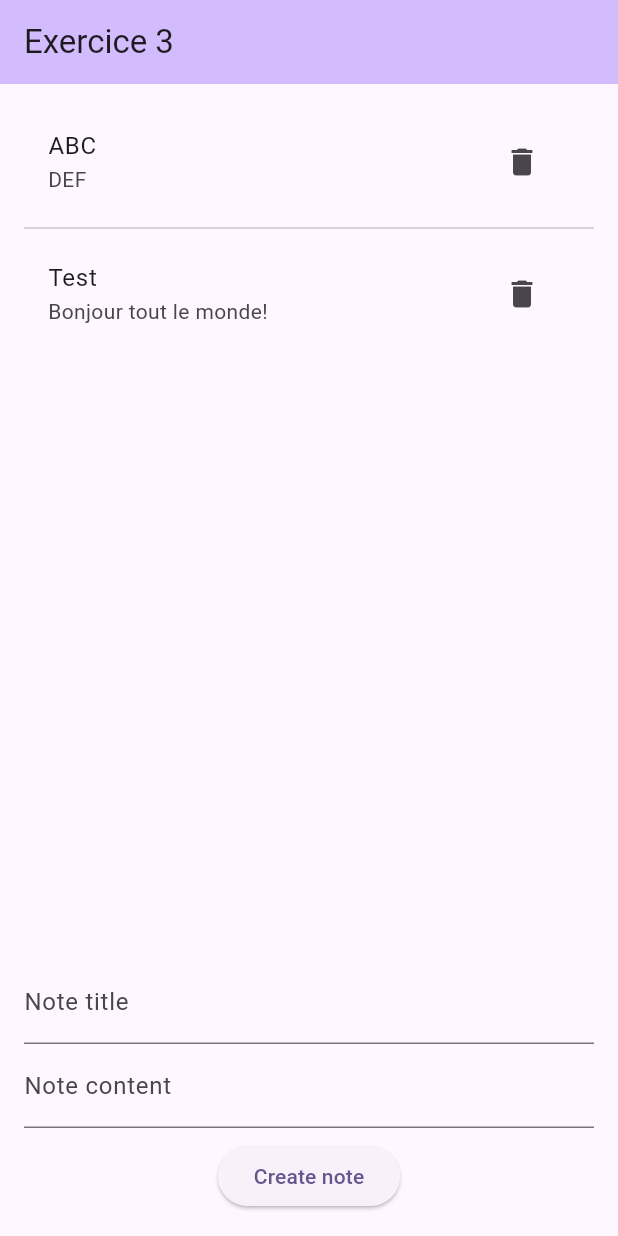
After one commit to e-vinci/mobile-exercises, a Flutter app: the HomeScreen screen opened directly, on a phone screen of 412 x 824 dp. The commit adds this screen. Run offline on Flutter 3.47's test engine with Material 3 defaults, Android fonts, the phone set to English and light mode, and no system bars.

Commit message:
F05.1 État partagé

```diff
--- /dev/null
+++ b/exercices/ex3/lib/create_note_form.dart
@@ -0,0 +1,65 @@
+import 'package:flutter/material.dart';
+
+import 'note.dart';
+
+class CreateNoteForm extends StatefulWidget {
+  final void Function(Note) addNote;
+
+  const CreateNoteForm({super.key, required this.addNote});
+
+  @override
+  State<CreateNoteForm> createState() => _CreateNoteFormState();
+}
+
+class _CreateNoteFormState extends State<CreateNoteForm> {
+  final titleController = TextEditingController();
+  final contentController = TextEditingController();
+  final formKey = GlobalKey<FormState>();
+
+  @override
+  void dispose() {
+    titleController.dispose();
+    contentController.dispose();
+    super.dispose();
+  }
+
+  @override
+  Widget build(BuildContext context) {
+    return Form(
+      key: formKey,
+      child: Column(
+        children: [
+          TextFormField(
+            controller: titleController,
+            decoration: const InputDecoration(labelText: "Note title"),
+            validator: (value) => (value == null || value == "")
+                ? "Note title can't be empty"
+                : null,
+          ),
+          TextFormField(
+            maxLines: null,
+            controller: contentController,
+            decoration: const InputDecoration(labelText: "Note content"),
+            validator: (value) => (value == null || value == "")
+                ? "Note content can't be empty"
+                : null,
+          ),
+          const SizedBox(height: 8.0),
+          ElevatedButton(
+            child: const Text("Create note"),
+            onPressed: () {
+              if (formKey.currentState!.validate()) {
+                widget.addNote(Note(
+                  titleController.text,
+                  contentController.text,
+                ));
+                titleController.text = "";
+                contentController.text = "";
+              }
+            },
+          )
+        ],
+      ),
+    );
+  }
+}
--- a/exercices/ex3/lib/home_screen.dart
+++ b/exercices/ex3/lib/home_screen.dart
@@ -1,6 +1,8 @@
 import 'package:flutter/material.dart';
 
+import 'create_note_form.dart';
 import 'note.dart';
+import 'note_list.dart';
 
 class HomeScreen extends StatefulWidget {
   const HomeScreen({super.key});
@@ -15,17 +17,6 @@ class _HomeScreenState extends State<HomeScreen> {
     const Note("Test", "Bonjour tout le monde!"),
   ];
 
-  final titleController = TextEditingController();
-  final contentController = TextEditingController();
-  final formKey = GlobalKey<FormState>();
-
-  @override
-  void dispose() {
-    titleController.dispose();
-    contentController.dispose();
-    super.dispose();
-  }
-
   @override
   Widget build(BuildContext context) {
     return Scaffold(
@@ -38,56 +29,13 @@ class _HomeScreenState extends State<HomeScreen> {
         child: Column(
           children: [
             Expanded(
-              child: ListView.separated(
-                separatorBuilder: (context, index) => const Divider(),
-                itemCount: notes.length,
-                itemBuilder: (context, index) => ListTile(
-                  title: Text(notes[index].title),
-                  subtitle: Text(notes[index].content),
-                  trailing: IconButton(
-                    icon: const Icon(Icons.delete),
-                    onPressed: () => setState(() => notes.removeAt(index)),
-                  ),
-                ),
+              child: NoteList(
+                notes: notes,
+                deleteNote: (note) => setState(() => notes.remove(note)),
               ),
             ),
             const SizedBox(height: 16.0),
-            Form(
-              key: formKey,
-              child: Column(
-                children: [
-                  TextFormField(
-                    controller: titleController,
-                    decoration: const InputDecoration(labelText: "Note title"),
-                    validator: (value) => (value == null || value == "")
-                        ? "Note title can't be empty"
-                        : null,
-                  ),
-                  TextFormField(
-                    maxLines: null,
-                    controller: contentController,
-                    decoration: const InputDecoration(labelText: "Note content"),
-                    validator: (value) => (value == null || value == "")
-                        ? "Note content can't be empty"
-                        : null,
-                  ),
-                  const SizedBox(height: 8.0),
-                  ElevatedButton(
-                    child: const Text("Create note"),
-                    onPressed: () {
-                      if (formKey.currentState!.validate()) {
-                        setState(() => notes.add(Note(
-                          titleController.text,
-                          contentController.text,
-                        )));
-                        titleController.text = "";
-                        contentController.text = "";
-                      }
-                    },
-                  )
-                ],
-              ),
-            ),
+            CreateNoteForm(addNote: (note) => setState(() => notes.add(note))),
           ],
         ),
       ),
--- /dev/null
+++ b/exercices/ex3/lib/note_list.dart
@@ -0,0 +1,26 @@
+import 'package:flutter/material.dart';
+
+import 'note.dart';
+
+class NoteList extends StatelessWidget {
+  final List<Note> notes;
+  final void Function(Note) deleteNote;
+
+  const NoteList({super.key, required this.notes, required this.deleteNote});
+
+  @override
+  Widget build(BuildContext context) {
+    return ListView.separated(
+      separatorBuilder: (context, index) => const Divider(),
+      itemCount: notes.length,
+      itemBuilder: (context, index) => ListTile(
+        title: Text(notes[index].title),
+        subtitle: Text(notes[index].content),
+        trailing: IconButton(
+          icon: const Icon(Icons.delete),
+          onPressed: () => deleteNote(notes[index]),
+        ),
+      ),
+    );
+  }
+}
```
